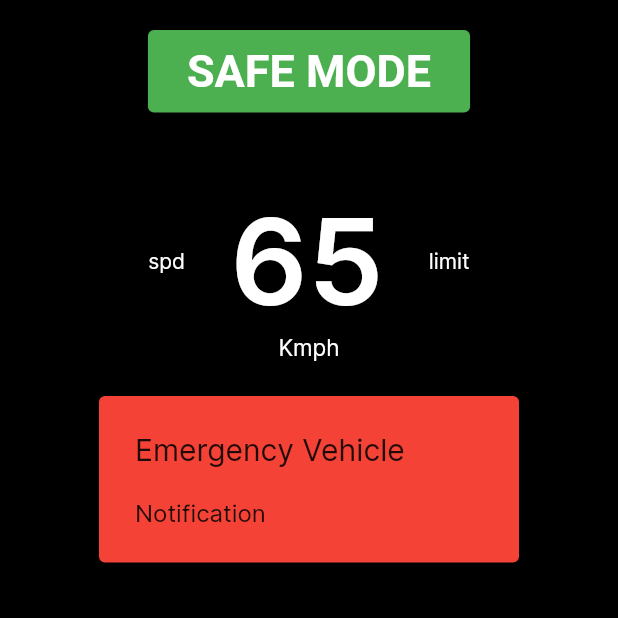
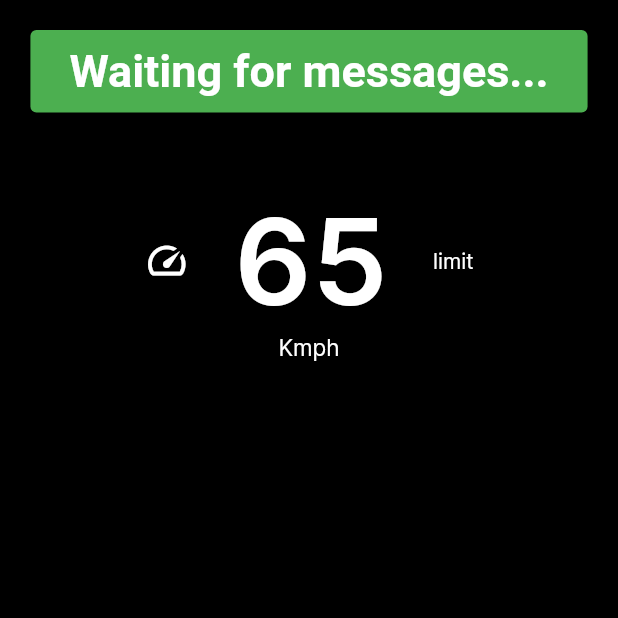
Before and after one commit to hasantha-nadeeshan/V2V-Communication-4-Augmented-Driving, a Flutter app: the screen it shows after launch, on a phone screen of 412 x 824 dp, the top half of it. Run offline on Flutter 3.47's test engine with Material 2 defaults, Android fonts, the phone set to English and light mode, and no system bars; our stand-ins replace flutter_svg, hive, hive_flutter, rive; missing offline and left inert: imageview360; accounts and stored records are empty.

```diff
--- a/lib/screens/home/home_screen.dart
+++ b/lib/screens/home/home_screen.dart
@@ -21,7 +21,7 @@ class _HomeScreenState extends State<HomeScreen> {
   String _recmsg ="";
   String emgon="";
   String accion="";
-  bool showEmergency = true;
+  bool showEmergency = false;
   bool showAccident = false;
   bool isUpdating = false;
   int count = 0;
@@ -84,7 +84,7 @@ class _HomeScreenState extends State<HomeScreen> {
                   prevnearbydata.put(EMERGENCY_VEHICLE_ID, _emgprevdataToList.join(','));
                   count =0;
                 }
-                if(_data[0]!='my' && !isUpdating){      //When emmergency data comes ans not updating loop
+                if(_data[0]!='my' && !isUpdating){      //When emmergency data comes and not updating loop
                   nearby.put(_data[0],_message);
                   _mydataToList = mydata.get("my")?.split(',').toList() ?? [];
                   _emgdataToList = nearby.get(_data[0])?.split(',').toList() ?? [];
@@ -180,7 +180,7 @@ class _HomeScreenState extends State<HomeScreen> {
 
                     child: Padding(
                       padding: const EdgeInsets.all(10.0),
-                      child: const Text('SAFE MODE'),
+                      child:  Text(_message),
                     ),
                   ),
               ),
@@ -189,10 +189,10 @@ class _HomeScreenState extends State<HomeScreen> {
                 child: Row(
                   mainAxisAlignment: MainAxisAlignment.center,
                   children: [
-                    Text("spd",
-                      style: TextStyle(
-                        color: Colors.white,
-                      ),
+                    Icon(
+                      Icons.speed_outlined,
+                      color: Colors.white,
+                      size: 30,
                     ),
                     const SizedBox(width: 30),
                     Text("65",
```
Also changed, not shown: lib/constants.dart (+39 -20 lines).
